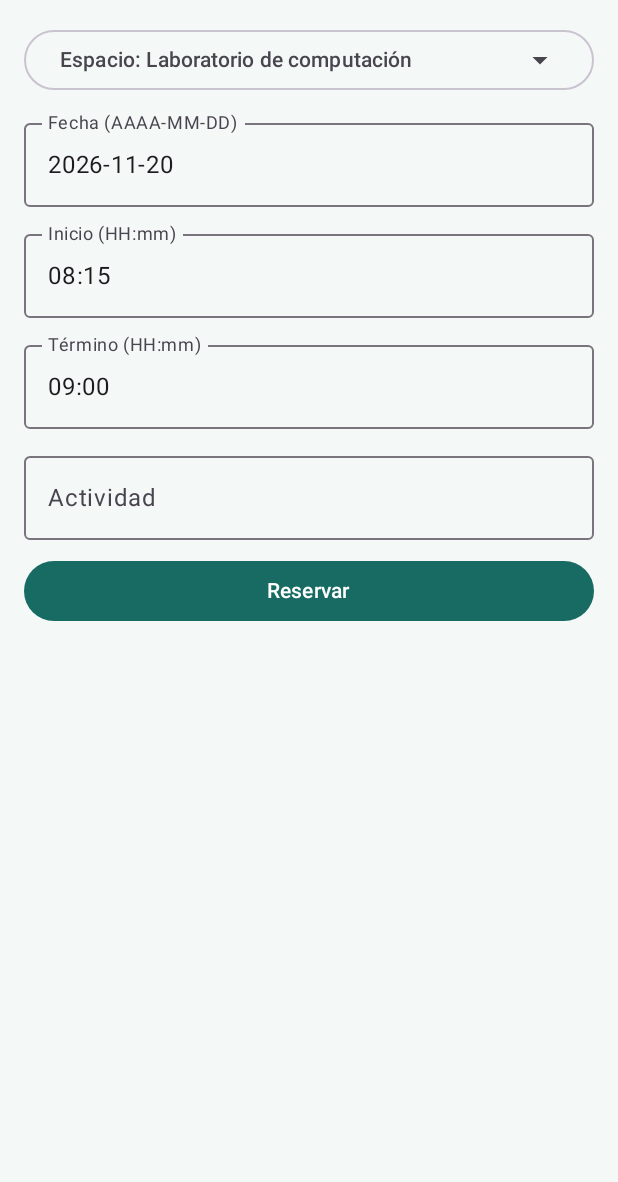
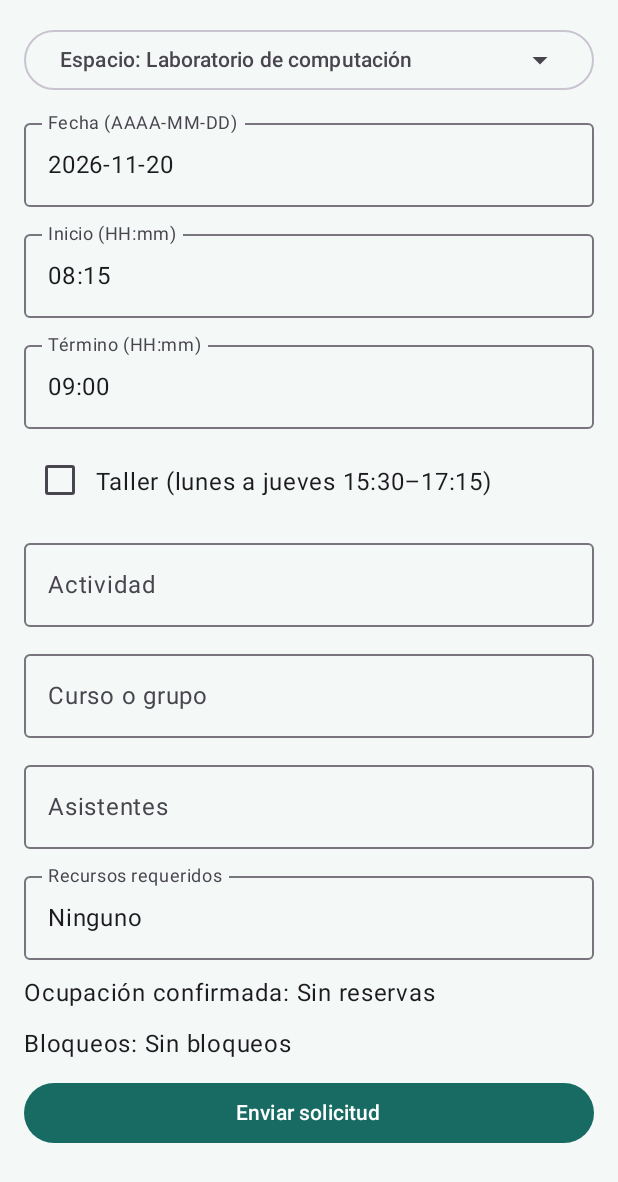
Before and after one commit to Thomys229/AplicacionCasoSemestras, an Android app built with Jetpack Compose: the composable ReservarScreen shown on its own in the app's theme, on a phone screen of 412 x 824 dp. Shown: the top 1182 px of the screen. Run offline under Robolectric (Android 15) with nearby library versions, the phone set to English and light mode, and no system bars.

Commit message:
feat(reservas): validar horarios, capacidad y solicitudes pendientes

```diff
--- a/app/src/main/java/com/example/reservaescuela/ui/screens/ReservasScreens.kt
+++ b/app/src/main/java/com/example/reservaescuela/ui/screens/ReservasScreens.kt
@@ -2,6 +2,7 @@ package com.example.reservaescuela.ui.screens
 
 import androidx.compose.foundation.layout.Arrangement
 import androidx.compose.foundation.layout.Column
+import androidx.compose.foundation.layout.Row
 import androidx.compose.foundation.layout.PaddingValues
 import androidx.compose.foundation.layout.fillMaxSize
 import androidx.compose.foundation.layout.fillMaxWidth
@@ -10,6 +11,7 @@ import androidx.compose.foundation.lazy.LazyColumn
 import androidx.compose.foundation.lazy.items
 import androidx.compose.material3.Button
 import androidx.compose.material3.Card
+import androidx.compose.material3.Checkbox
 import androidx.compose.material3.MaterialTheme
 import androidx.compose.material3.Text
 import androidx.compose.material3.TextButton
@@ -20,8 +22,10 @@ import androidx.compose.runtime.mutableStateOf
 import androidx.compose.runtime.remember
 import androidx.compose.runtime.setValue
 import androidx.compose.ui.Modifier
+import androidx.compose.ui.text.input.KeyboardType
 import androidx.compose.ui.unit.dp
 import com.example.reservaescuela.model.Booking
+import com.example.reservaescuela.model.nextBusinessDay
 import com.example.reservaescuela.model.spaceName
 import com.example.reservaescuela.ui.AppViewModel
 import com.example.reservaescuela.ui.components.AppTextField
@@ -34,17 +38,32 @@ import java.time.LocalDate
 @Composable
 fun ReservarScreen(vm: AppViewModel, show: (String) -> Unit, onSent: () -> Unit) {
     var space by remember { mutableIntStateOf(1) }
-    var date by remember { mutableStateOf(LocalDate.now().plusDays(1).toString()) }
+    var date by remember { mutableStateOf(nextBusinessDay().toString()) }
     var start by remember { mutableStateOf("08:15") }
     var end by remember { mutableStateOf("09:00") }
     var activity by remember { mutableStateOf("") }
+    var group by remember { mutableStateOf("") }
+    var people by remember { mutableStateOf("") }
+    var resources by remember { mutableStateOf("Ninguno") }
+    var workshop by remember { mutableStateOf(false) }
+    val busy = vm.bookings.filter { it.space == space && it.date == date && it.status in listOf("Aceptada", "Confirmada") }
+    val blocked = vm.blocks.filter { it.space == space && it.date == date }
 
     FormColumn {
         SpaceDropdown(space) { space = it }
         AppTextField(date, { date = it }, "Fecha (AAAA-MM-DD)")
         AppTextField(start, { start = it }, "Inicio (HH:mm)")
         AppTextField(end, { end = it }, "Término (HH:mm)")
+        Row {
+            Checkbox(checked = workshop, onCheckedChange = { workshop = it })
+            Text("Taller (lunes a jueves 15:30–17:15)", Modifier.padding(top = 13.dp))
+        }
         AppTextField(activity, { activity = it }, "Actividad")
+        AppTextField(group, { group = it }, "Curso o grupo")
+        AppTextField(people, { people = it.filter(Char::isDigit) }, "Asistentes", keyboardType = KeyboardType.Number)
+        AppTextField(resources, { resources = it }, "Recursos requeridos")
+        Text("Ocupación confirmada: " + busy.joinToString { "${it.start}–${it.end}" }.ifBlank { "Sin reservas" })
+        Text("Bloqueos: " + blocked.joinToString { "${it.start}–${it.end}" }.ifBlank { "Sin bloqueos" })
 
         Button(
             onClick = {
@@ -55,19 +74,23 @@ fun ReservarScreen(vm: AppViewModel, show: (String) -> Unit, onSent: () -> Unit)
                     date = date.trim(),
                     start = start.trim(),
                     end = end.trim(),
-                    activity = activity.trim()
+                    activity = activity.trim(),
+                    group = group.trim(),
+                    people = people.toIntOrNull() ?: 0,
+                    resources = resources.trim(),
+                    workshop = workshop
                 )
                 val error = vm.sendBooking(booking)
                 if (error != null) {
                     show(error)
                 } else {
-                    show("Reserva guardada.")
+                    show("Solicitud enviada a Inspectoría.")
                     onSent()
                 }
             },
             modifier = Modifier.fillMaxWidth()
         ) {
-            Text("Reservar")
+            Text("Enviar solicitud")
         }
     }
 }
@@ -92,7 +115,8 @@ fun MisReservasScreen(vm: AppViewModel, show: (String) -> Unit) {
                     Text(spaceName(booking.space), style = MaterialTheme.typography.titleMedium)
                     Text("${booking.date} · ${booking.start}–${booking.end}")
                     Text("${booking.activity} · ${booking.status}")
-                    if (booking.status == "Confirmada") {
+                    Text("${booking.group} · ${booking.people} asistentes · ${booking.resources}")
+                    if (booking.status == "Pendiente") {
                         TextButton(onClick = {
                             vm.cancelBooking(booking.id)
                             show("Reserva cancelada.")
```
Also changed, not shown: app/src/main/java/com/example/reservaescuela/data/LocalStore.kt (+41 -1 lines), app/src/main/java/com/example/reservaescuela/model/Models.kt (+56 -1 lines), app/src/main/java/com/example/reservaescuela/ui/AppViewModel.kt (+17 -13 lines).
